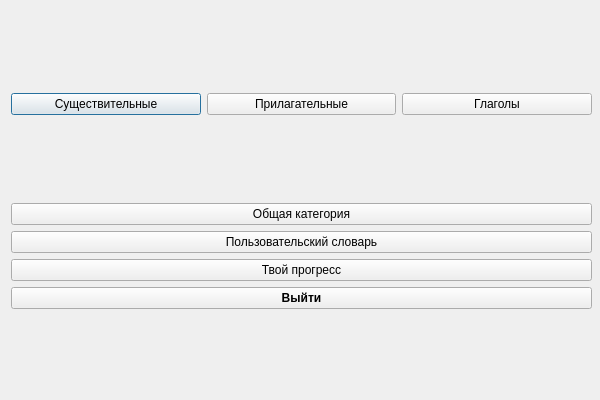
timowka0304/Word-Flow, file Word-Flow/mainmenu.ui: the form before one commit.
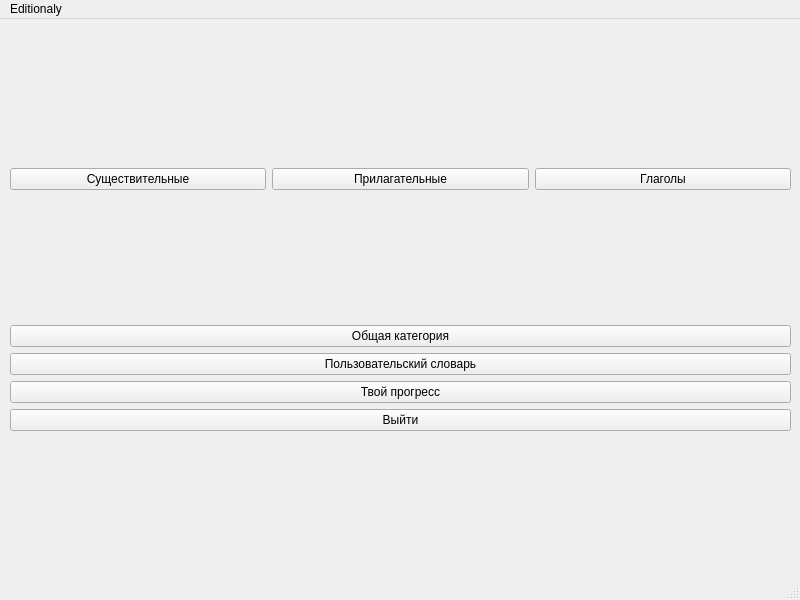
The form after the commit.

Commit message: Added menubar in main menu

```diff
--- a/Word-Flow/mainmenu.ui
+++ b/Word-Flow/mainmenu.ui
@@ -1,25 +1,26 @@
 <?xml version="1.0" encoding="UTF-8"?>
 <ui version="4.0">
  <class>MainMenu</class>
- <widget class="QDialog" name="MainMenu">
+ <widget class="QMainWindow" name="MainMenu">
   <property name="geometry">
    <rect>
     <x>0</x>
     <y>0</y>
-    <width>600</width>
-    <height>400</height>
+    <width>800</width>
+    <height>600</height>
    </rect>
   </property>
   <property name="windowTitle">
    <string>Главное меню</string>
   </property>
-  <widget class="QWidget" name="layoutWidget">
+  <widget class="QWidget" name="centralwidget">
+   <widget class="QWidget" name="verticalLayoutWidget_2">
    <property name="geometry">
     <rect>
-     <x>11</x>
-     <y>11</y>
-     <width>581</width>
-     <height>381</height>
+      <x>10</x>
+      <y>20</y>
+      <width>781</width>
+      <height>521</height>
     </rect>
    </property>
    <layout class="QVBoxLayout" name="verticalLayout_2">
@@ -76,18 +77,6 @@
       </item>
       <item>
        <widget class="QPushButton" name="exit_button">
-        <property name="sizePolicy">
-         <sizepolicy hsizetype="Minimum" vsizetype="Fixed">
-          <horstretch>0</horstretch>
-          <verstretch>0</verstretch>
-         </sizepolicy>
-        </property>
-        <property name="font">
-         <font>
-          <weight>75</weight>
-          <bold>true</bold>
-         </font>
-        </property>
         <property name="text">
          <string>Выйти</string>
         </property>
@@ -97,6 +86,36 @@
     </item>
    </layout>
   </widget>
+  </widget>
+  <widget class="QMenuBar" name="menubar">
+   <property name="geometry">
+    <rect>
+     <x>0</x>
+     <y>0</y>
+     <width>800</width>
+     <height>22</height>
+    </rect>
+   </property>
+   <widget class="QMenu" name="menuFile">
+    <property name="title">
+     <string>Editionaly</string>
+    </property>
+    <addaction name="actionText"/>
+    <addaction name="actionExit"/>
+   </widget>
+   <addaction name="menuFile"/>
+  </widget>
+  <widget class="QStatusBar" name="statusbar"/>
+  <action name="actionText">
+   <property name="text">
+    <string>Information</string>
+   </property>
+  </action>
+  <action name="actionExit">
+   <property name="text">
+    <string>Exit</string>
+   </property>
+  </action>
  </widget>
  <resources/>
  <connections/>
```
Left out of the diff: 5 changed lines with no effect on the pictures. Lines whose indentation alone changed are shown as unchanged. The commit also changes 3 other files.
